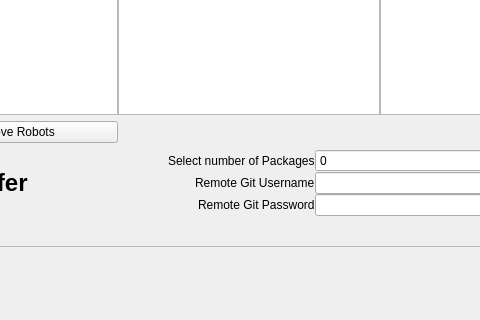
Before: the Qt Designer form src/ui_files/Multilauncher.ui in uf-reef-avl/multilauncher, drawn with Qt 5; both pictures show x 172 to 652 and y 247 to 567 of the 1345 by 785 pixel window.
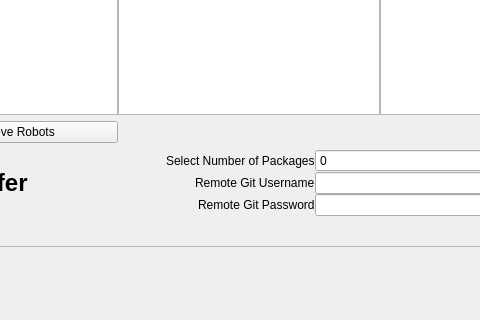
After: the same form once the commit is applied.

The edit to the form file:
```diff
--- a/src/ui_files/Multilauncher.ui
+++ b/src/ui_files/Multilauncher.ui
@@ -114,7 +114,7 @@
           <item row="0" column="1" alignment="Qt::AlignRight">
            <widget class="QLabel" name="numofpackageslabel">
             <property name="text">
-             <string>Select number of Packages</string>
+             <string>Select Number of Packages</string>
             </property>
            </widget>
           </item>
```
